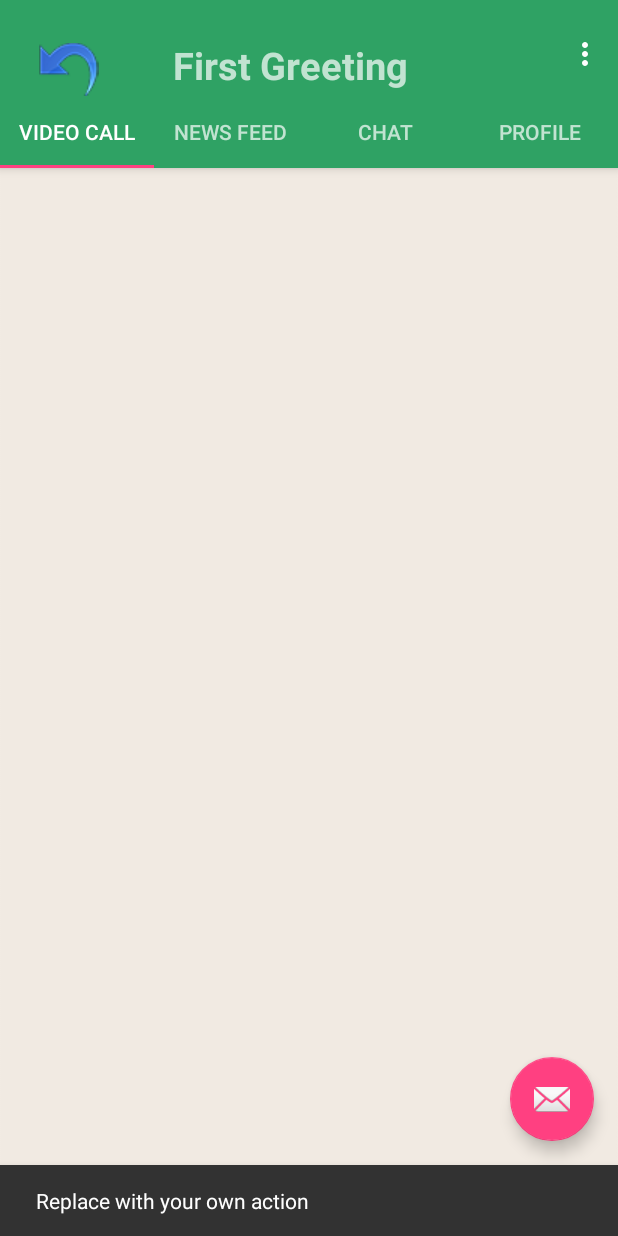
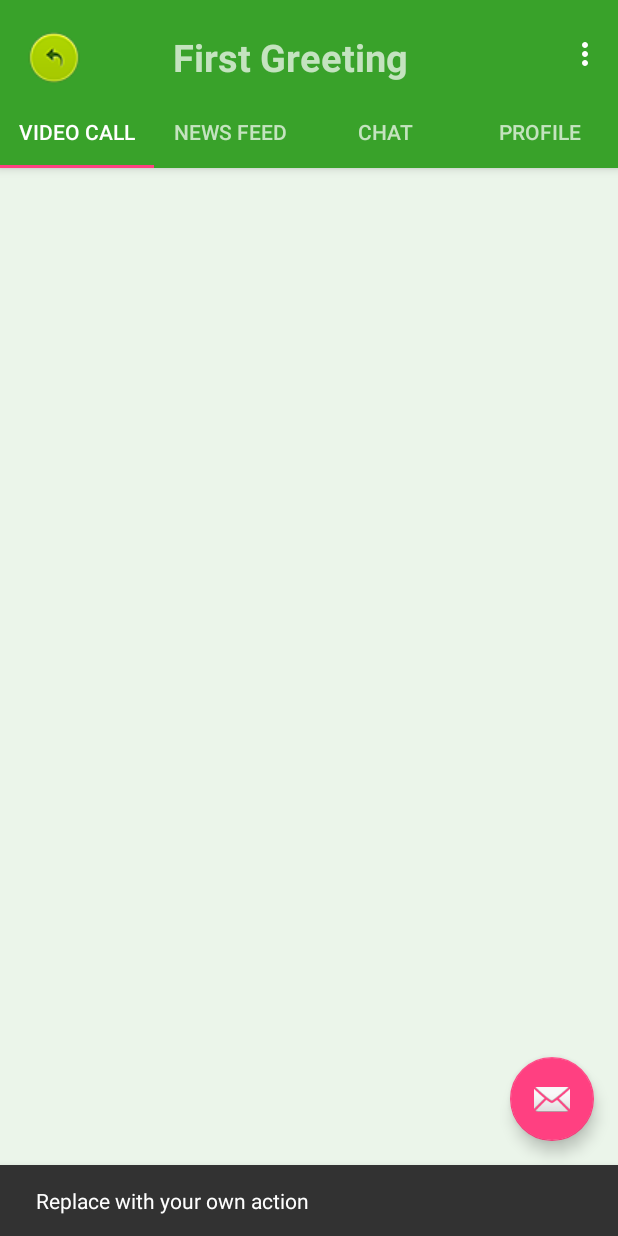
Before and after one commit to haihmse04631/First-Greeting-old, an Android app: the FirstGreetingMain screen opened directly, with no data from a screen before it, after a tap on an icon or button, on a phone screen of 412 x 824 dp. Run offline under Robolectric (Android 15) with nearby library versions, the phone set to English and light mode, and no system bars.

Commit message:
Update display

```diff
--- a/Sources/First_Greeting/app/src/main/res/layout/activity_first_greeting_main.xml
+++ b/Sources/First_Greeting/app/src/main/res/layout/activity_first_greeting_main.xml
@@ -34,7 +34,7 @@
             <RelativeLayout
                 android:layout_width="match_parent"
                 android:layout_height="wrap_content"
-                android:layout_marginTop="15dp">
+                android:layout_marginTop="10dp">
 
                 <TextView
                     android:layout_width="wrap_content"
@@ -42,18 +42,17 @@
                     android:layout_centerInParent="true"
                     android:text="First Greeting"
                     android:textSize="25sp"
-                    android:textStyle="bold" />
+                    android:textStyle="bold"
+                    android:id="@+id/textView" />
 
                 <ImageButton
                     android:id="@+id/btnBackToMain"
+                    android:background="@null"
                     android:layout_width="40dp"
                     android:layout_height="40dp"
                     android:layout_alignParentLeft="true"
-                    android:layout_marginLeft="10dp"
-                    android:layout_marginTop="5dp"
-                    android:layout_weight="0.08"
-                    android:background="@null"
                     app:srcCompat="@drawable/back" />
+
             </RelativeLayout>
 
         </android.support.v7.widget.Toolbar>
@@ -67,9 +66,9 @@
 
     <android.support.v4.view.ViewPager
         android:id="@+id/container"
+        android:background="#EBF5EA"
         android:layout_width="match_parent"
         android:layout_height="match_parent"
-        android:background="@drawable/background"
         app:layout_behavior="@string/appbar_scrolling_view_behavior" />
 
 </android.support.design.widget.CoordinatorLayout>
--- a/Sources/First_Greeting/app/src/main/res/layout/activity_login_with_facebook.xml
+++ b/Sources/First_Greeting/app/src/main/res/layout/activity_login_with_facebook.xml
@@ -4,7 +4,7 @@
     xmlns:tools="http://schemas.android.com/tools"
     android:layout_width="match_parent"
     android:layout_height="match_parent"
-    android:background="@drawable/background"
+    android:background="#EBF5EA"
     tools:context="com.example.haihm.first_greeting.LoginWithFacebook">
 
 </android.support.constraint.ConstraintLayout>
--- a/Sources/First_Greeting/app/src/main/res/layout/activity_login_with_gmail.xml
+++ b/Sources/First_Greeting/app/src/main/res/layout/activity_login_with_gmail.xml
@@ -4,7 +4,7 @@
     xmlns:tools="http://schemas.android.com/tools"
     android:layout_width="match_parent"
     android:layout_height="match_parent"
-    android:background="@drawable/background"
+    android:background="#EBF5EA"
     tools:context="com.example.haihm.first_greeting.LoginWithGmail">
 
 </android.support.constraint.ConstraintLayout>
--- a/Sources/First_Greeting/app/src/main/res/layout/chat_tab.xml
+++ b/Sources/First_Greeting/app/src/main/res/layout/chat_tab.xml
@@ -1,6 +1,8 @@
 <?xml version="1.0" encoding="utf-8"?>
 <LinearLayout xmlns:android="http://schemas.android.com/apk/res/android"
     android:orientation="vertical" android:layout_width="match_parent"
-    android:layout_height="match_parent">
+    android:layout_height="match_parent"
+    android:background="#EBF5EA"
+    >
 
 </LinearLayout>
--- a/Sources/First_Greeting/app/src/main/res/layout/newsfeed_tab.xml
+++ b/Sources/First_Greeting/app/src/main/res/layout/newsfeed_tab.xml
@@ -1,6 +1,8 @@
 <?xml version="1.0" encoding="utf-8"?>
 <LinearLayout xmlns:android="http://schemas.android.com/apk/res/android"
     android:orientation="vertical" android:layout_width="match_parent"
-    android:layout_height="match_parent">
+    android:layout_height="match_parent"
+    android:background="#EBF5EA"
+    >
 
 </LinearLayout>
--- a/Sources/First_Greeting/app/src/main/res/layout/profile_tab.xml
+++ b/Sources/First_Greeting/app/src/main/res/layout/profile_tab.xml
@@ -1,6 +1,8 @@
 <?xml version="1.0" encoding="utf-8"?>
 <LinearLayout xmlns:android="http://schemas.android.com/apk/res/android"
     android:orientation="vertical" android:layout_width="match_parent"
-    android:layout_height="match_parent">
+    android:layout_height="match_parent"
+    android:background="#EBF5EA"
+    >
 
 </LinearLayout>
--- a/Sources/First_Greeting/app/src/main/res/layout/video_call_tab.xml
+++ b/Sources/First_Greeting/app/src/main/res/layout/video_call_tab.xml
@@ -1,6 +1,8 @@
 <?xml version="1.0" encoding="utf-8"?>
 <LinearLayout xmlns:android="http://schemas.android.com/apk/res/android"
     android:orientation="vertical" android:layout_width="match_parent"
-    android:layout_height="match_parent">
+    android:layout_height="match_parent"
+    android:background="#EBF5EA"
+    >
 
 </LinearLayout>
--- a/Sources/First_Greeting/app/src/main/res/values/colors.xml
+++ b/Sources/First_Greeting/app/src/main/res/values/colors.xml
@@ -1,6 +1,6 @@
 <?xml version="1.0" encoding="utf-8"?>
 <resources>
-    <color name="colorPrimary">#2FA264</color>
-    <color name="colorPrimaryDark">#01823C</color>
+    <color name="colorPrimary">#39A22A</color>
+    <color name="colorPrimaryDark">#2B7A20</color>
     <color name="colorAccent">#FF4081</color>
 </resources>
```
Also changed, not shown: Sources/First_Greeting/app/src/main/java/com/example/haihm/first_greeting/MainActivity.java (+4 -3 lines), Sources/First_Greeting/app/src/main/res/layout/activity_main.xml (+34 -31 lines), Sources/First_Greeting/app/src/main/res/drawable/back.png, Sources/First_Greeting/app/src/main/res/drawable/background.png, Sources/First_Greeting/app/src/main/res/drawable/btn_face.png (added), Sources/First_Greeting/app/src/main/res/drawable/btn_gmail.png (added), Sources/First_Greeting/app/src/main/res/drawable/title.png (added).
